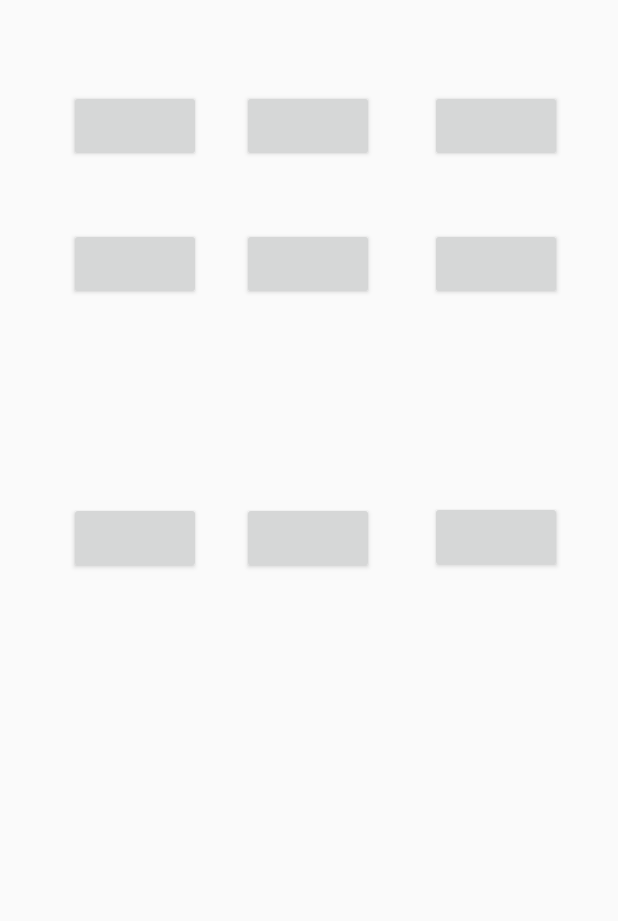
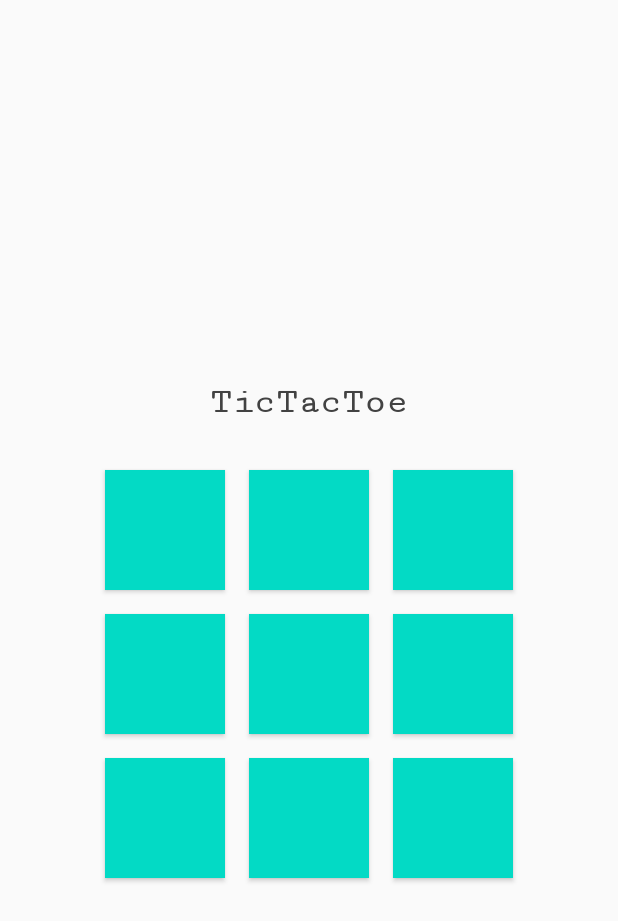
Before and after one commit to shivamt24/TicTac, an Android app: the screen it shows after launch (MainActivity), on a phone screen of 412 x 824 dp. Shown: the top 921 px of the screen. Run offline under Robolectric (Android 15) with nearby library versions, the phone set to English and light mode, and no system bars.

Commit message:
UI Update V1

```diff
--- a/app/src/main/java/com/example/tictac/MainActivity.kt
+++ b/app/src/main/java/com/example/tictac/MainActivity.kt
@@ -7,6 +7,7 @@ package com.example.tictac
 import android.content.Intent
 import android.graphics.Color
 import android.os.Bundle
+import android.os.Handler
 import android.util.Log
 import android.view.View
 import android.widget.Button
@@ -32,20 +33,19 @@ class MainActivity : AppCompatActivity() {
         buSelected.text = "Pressed"
         var cellId: Int = 0
         when (buSelected.id) {
-            R.id.bu1 -> cellId = 1
-            R.id.bu2 -> cellId = 2
-            R.id.bu3 -> cellId = 3
-            R.id.bu4 -> cellId = 4
-            R.id.bu5 -> cellId = 5
-            R.id.bu6 -> cellId = 6
-            R.id.bu7 -> cellId = 7
-            R.id.bu8 -> cellId = 8
-            R.id.bu9 -> cellId = 9
+            R.id.b00 -> cellId = 1
+            R.id.b01 -> cellId = 2
+            R.id.b02 -> cellId = 3
+            R.id.b10 -> cellId = 4
+            R.id.b11 -> cellId = 5
+            R.id.b12 -> cellId = 6
+            R.id.b20 -> cellId = 7
+            R.id.b21 -> cellId = 8
+            R.id.b22 -> cellId = 9
         }
 
 //        Toast.makeText(this, "selected: $cellId", Toast.LENGTH_SHORT).show()
         playGame(cellId, buSelected)
-
     }
 
     private var PlayerFirst = ArrayList<Int>()
@@ -78,20 +78,19 @@ class MainActivity : AppCompatActivity() {
 
         winner = checkPlzyer(winner)
 
-        if (winner == -1) {
-            if(PlayerFirst.size + Player2.size == 9){
-                Toast.makeText(this, "Game Draw", Toast.LENGTH_LONG).show()
-                startActivity(Intent(this, MainActivity::class.java))
-            }
-            return
+        when (winner) {
+            -1 -> {
+                     if(PlayerFirst.size + Player2.size == 9){
+                         Toast.makeText(this, "Game Draw", Toast.LENGTH_LONG).show()
+                     }
+                     else {
+                         return
+                     }
+                   }
+            1 -> Toast.makeText(this, "Player 1 Wins", Toast.LENGTH_LONG).show()
+            2 -> Toast.makeText(this, "Player 2 Wins", Toast.LENGTH_LONG).show()
         }
-        when (winner) {
-            1 -> Toast.makeText(this, "Player 1 Won", Toast.LENGTH_LONG).show()
-            2 -> Toast.makeText(this, "player 2 Won", Toast.LENGTH_LONG).show()
-        }
-
         startActivity(Intent(this, MainActivity::class.java))
-
     }
 
     private fun checkPlzyer(winner: Int): Int {
@@ -117,5 +116,4 @@ class MainActivity : AppCompatActivity() {
         }
         return winner1
     }
-
 }
--- a/app/src/main/res/layout/activity_main.xml
+++ b/app/src/main/res/layout/activity_main.xml
@@ -4,107 +4,163 @@
     xmlns:tools="http://schemas.android.com/tools"
     android:layout_width="match_parent"
     android:layout_height="match_parent"
-    tools:context=".MainActivity">
+
+    >
+
+    <!--Table Layout with 3 rows and each row with 3 buttons-->
+    <TableLayout
+        android:id="@+id/glGameBoard"
+        android:layout_width="wrap_content"
+        android:layout_height="wrap_content"
+        android:layout_centerHorizontal="true"
+        android:columnCount="3"
+        android:padding="8dp"
+        android:rowCount="3"
+        app:layout_constraintBottom_toBottomOf="parent"
+        app:layout_constraintEnd_toEndOf="parent"
+        app:layout_constraintHorizontal_bias="0.5"
+        app:layout_constraintStart_toStartOf="parent"
+        app:layout_constraintTop_toTopOf="parent">
+
+
+            <TextView
+                android:id="@+id/title"
+                android:layout_width="wrap_content"
+                android:layout_height="wrap_content"
+                android:gravity="center"
+                android:textColor="#424242"
+                android:textSize="24sp"
+                android:text="@string/app_title"
+                android:layout_margin="16dp"
+                android:padding="8dp"
+                android:fontFamily="serif-monospace"
+                android:textStyle="bold"
+                />
+
+        <!--Row 1-->
+        <TableRow>
 
             <Button
-        android:id="@+id/bu2"
-        android:layout_width="wrap_content"
-        android:layout_height="wrap_content"
-        android:layout_marginTop="60dp"
+                android:id="@+id/b00"
+                style="@style/Widget.AppCompat.Button"
+                android:layout_below="@+id/title"
+                android:layout_width="80dp"
+                android:layout_height="80dp"
+                android:layout_margin="8dp"
                 android:onClick="buClick"
-        app:layout_constraintEnd_toEndOf="parent"
-        app:layout_constraintHorizontal_bias="0.498"
-        app:layout_constraintStart_toStartOf="parent"
-        app:layout_constraintTop_toTopOf="parent" />
+                android:background="@color/colorAccent"
+                android:gravity="center"
+                android:textColor="#FFFFFF"
+                android:textSize="22sp" />
 
             <Button
-        android:id="@+id/bu3"
-        android:layout_width="wrap_content"
-        android:layout_height="wrap_content"
-        android:layout_marginTop="60dp"
+                android:id="@+id/b01"
+                style="@style/Widget.AppCompat.Button"
+                android:layout_width="80dp"
+                android:layout_height="80dp"
+                android:layout_margin="8dp"
                 android:onClick="buClick"
-        app:layout_constraintEnd_toEndOf="parent"
-        app:layout_constraintHorizontal_bias="0.885"
-        app:layout_constraintStart_toStartOf="parent"
-        app:layout_constraintTop_toTopOf="parent" />
+                android:background="@color/colorAccent"
+                android:gravity="center"
+                android:textColor="#FFFFFF"
+                android:textSize="22sp" />
 
             <Button
-        android:id="@+id/bu4"
-        android:layout_width="wrap_content"
-        android:layout_height="wrap_content"
-        android:layout_marginTop="152dp"
+                android:id="@+id/b02"
+                style="@style/Widget.AppCompat.Button"
+                android:layout_width="80dp"
+                android:layout_height="80dp"
+                android:layout_margin="8dp"
                 android:onClick="buClick"
-        app:layout_constraintEnd_toEndOf="parent"
-        app:layout_constraintHorizontal_bias="0.142"
-        app:layout_constraintStart_toStartOf="parent"
-        app:layout_constraintTop_toTopOf="parent" />
+                android:background="@color/colorAccent"
+                android:gravity="center"
+                android:textColor="#FFFFFF"
+                android:textSize="22sp" />
+
+        </TableRow>
+
+        <!--Row 2-->
+        <TableRow>
 
             <Button
-        android:id="@+id/bu7"
-        android:layout_width="wrap_content"
-        android:layout_height="wrap_content"
+                android:id="@+id/b10"
+                style="@style/Widget.AppCompat.Button"
+                android:layout_width="80dp"
+                android:layout_height="80dp"
+                android:layout_margin="8dp"
                 android:onClick="buClick"
-        app:layout_constraintBottom_toBottomOf="parent"
-        app:layout_constraintEnd_toEndOf="parent"
-        app:layout_constraintHorizontal_bias="0.142"
-        app:layout_constraintStart_toStartOf="parent"
-        app:layout_constraintTop_toTopOf="parent"
-        app:layout_constraintVertical_bias="0.431" />
+                android:background="@color/colorAccent"
+                android:gravity="center"
+                android:textColor="#FFFFFF"
+                android:textSize="22sp" />
 
             <Button
-        android:id="@+id/bu5"
-        android:layout_width="wrap_content"
-        android:layout_height="wrap_content"
-        android:layout_marginTop="152dp"
+                android:id="@+id/b11"
+                style="@style/Widget.AppCompat.Button"
+                android:layout_width="80dp"
+                android:layout_height="80dp"
+                android:layout_margin="8dp"
                 android:onClick="buClick"
-        app:layout_constraintEnd_toEndOf="parent"
-        app:layout_constraintHorizontal_bias="0.498"
-        app:layout_constraintStart_toStartOf="parent"
-        app:layout_constraintTop_toTopOf="parent" />
+                android:background="@color/colorAccent"
+                android:gravity="center"
+                android:textColor="#FFFFFF"
+                android:textSize="22sp" />
 
             <Button
-        android:id="@+id/bu8"
-        android:layout_width="wrap_content"
-        android:layout_height="wrap_content"
+                android:id="@+id/b12"
+                style="@style/Widget.AppCompat.Button"
+                android:layout_width="80dp"
+                android:layout_height="80dp"
+                android:layout_margin="8dp"
                 android:onClick="buClick"
-        app:layout_constraintBottom_toBottomOf="parent"
-        app:layout_constraintEnd_toEndOf="parent"
-        app:layout_constraintHorizontal_bias="0.498"
-        app:layout_constraintStart_toStartOf="parent"
-        app:layout_constraintTop_toTopOf="parent"
-        app:layout_constraintVertical_bias="0.431" />
+                android:background="@color/colorAccent"
+                android:gravity="center"
+                android:textColor="#FFFFFF"
+                android:textSize="22sp" />
+
+        </TableRow>
+
+        <!--Row 3-->
+        <TableRow>
 
             <Button
-        android:id="@+id/bu6"
-        android:layout_width="wrap_content"
-        android:layout_height="wrap_content"
-        android:layout_marginTop="152dp"
+                android:id="@+id/b20"
+                style="@style/Widget.AppCompat.Button"
+                android:layout_width="80dp"
+                android:layout_height="80dp"
+                android:layout_margin="8dp"
                 android:onClick="buClick"
-        app:layout_constraintEnd_toEndOf="parent"
-        app:layout_constraintHorizontal_bias="0.885"
-        app:layout_constraintStart_toStartOf="parent"
-        app:layout_constraintTop_toTopOf="parent" />
+                android:background="@color/colorAccent"
+                android:gravity="center"
+                android:textColor="#FFFFFF"
+                android:textSize="22sp" />
 
             <Button
-        android:id="@+id/bu9"
-        android:layout_width="wrap_content"
-        android:layout_height="wrap_content"
+                android:id="@+id/b21"
+                style="@style/Widget.AppCompat.Button"
+                android:layout_width="80dp"
+                android:layout_height="80dp"
+                android:layout_margin="8dp"
                 android:onClick="buClick"
-        app:layout_constraintBottom_toBottomOf="parent"
-        app:layout_constraintEnd_toEndOf="parent"
-        app:layout_constraintHorizontal_bias="0.885"
-        app:layout_constraintStart_toStartOf="parent"
-        app:layout_constraintTop_toTopOf="parent"
-        app:layout_constraintVertical_bias="0.43" />
+                android:background="@color/colorAccent"
+                android:gravity="center"
+                android:textColor="#FFFFFF"
+                android:textSize="22sp" />
 
             <Button
-        android:id="@+id/bu1"
-        android:layout_width="wrap_content"
-        android:layout_height="wrap_content"
-        android:layout_marginTop="60dp"
+                android:id="@+id/b22"
+                style="@style/Widget.AppCompat.Button"
+                android:layout_width="80dp"
+                android:layout_height="80dp"
+                android:layout_margin="8dp"
                 android:onClick="buClick"
-        app:layout_constraintEnd_toEndOf="parent"
-        app:layout_constraintHorizontal_bias="0.142"
-        app:layout_constraintStart_toStartOf="parent"
-        app:layout_constraintTop_toTopOf="parent" />
+                android:background="@color/colorAccent"
+                android:gravity="center"
+                android:textColor="#FFFFFF"
+                android:textSize="22sp" />
+
+        </TableRow>
+
+    </TableLayout>
+
 </androidx.constraintlayout.widget.ConstraintLayout>
--- /dev/null
+++ b/app/src/main/res/layout/custom_layout.xml
@@ -0,0 +1,20 @@
+<?xml version="1.0" encoding="utf-8"?>
+<LinearLayout xmlns:android="http://schemas.android.com/apk/res/android"
+    android:id="@+id/custom_toast_container"
+    android:orientation="horizontal"
+    android:layout_width="fill_parent"
+    android:layout_height="fill_parent"
+    android:padding="8dp"
+    android:background="#DAAA"
+    >
+    <ImageView android:src="@drawable/ic_launcher_foreground"
+        android:layout_width="wrap_content"
+        android:layout_height="wrap_content"
+        android:layout_marginRight="8dp"
+        />
+    <TextView android:id="@+id/text"
+        android:layout_width="wrap_content"
+        android:layout_height="wrap_content"
+        android:textColor="#FFF"
+        />
+</LinearLayout>
--- a/app/src/main/res/values/strings.xml
+++ b/app/src/main/res/values/strings.xml
@@ -1,3 +1,4 @@
 <resources>
     <string name="app_name">TicTac</string>
+    <string name="app_title">TicTacToe</string>
 </resources>
--- a/build.gradle
+++ b/build.gradle
@@ -8,7 +8,7 @@ buildscript {
 
     }
     dependencies {
-        classpath 'com.android.tools.build:gradle:3.6.2'
+        classpath 'com.android.tools.build:gradle:3.6.3'
         classpath "org.jetbrains.kotlin:kotlin-gradle-plugin:$kotlin_version"
 
         // NOTE: Do not place your application dependencies here; they belong
```
Also changed, not shown: 2 other files. Lines whose indentation alone changed are shown as unchanged.
